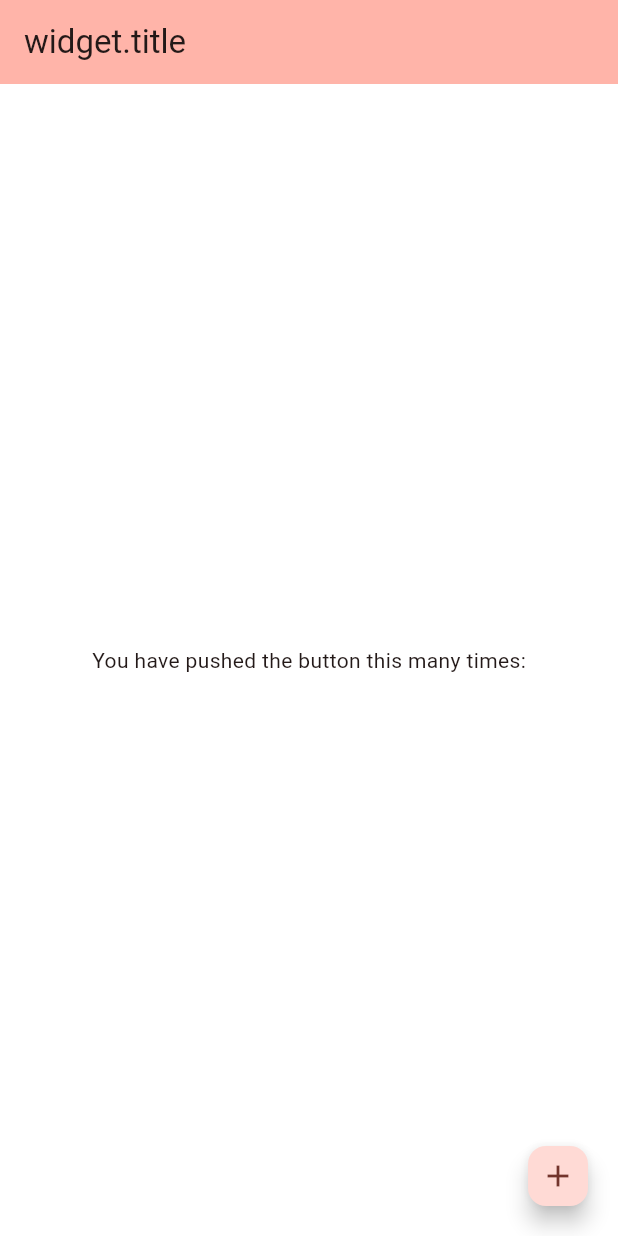
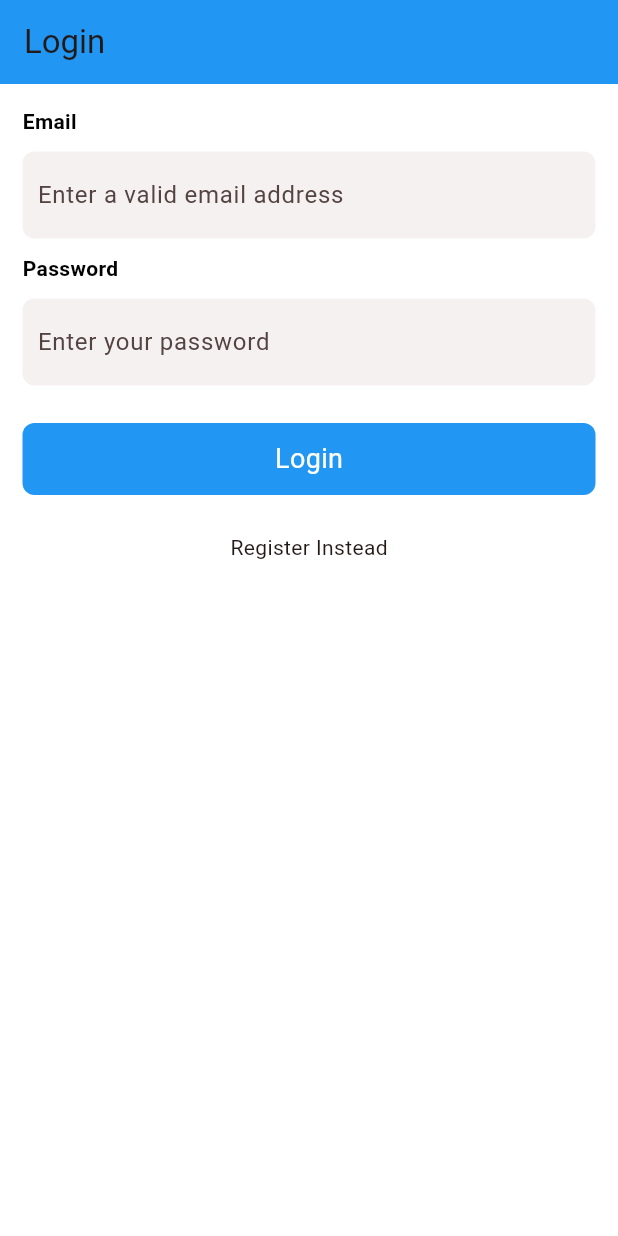
Before and after one commit to Topzee001/auth-with-rest-API-and-provider, a Flutter app: the screen it shows after launch, on a phone screen of 412 x 824 dp. Run offline on Flutter 3.47's test engine with Material 3 defaults, Android fonts, the phone set to English and light mode, and no system bars.

Commit message:
login and signup UI

```diff
--- /dev/null
+++ b/lib/Constants/url.dart
@@ -0,0 +1,3 @@
+class AppUrl {
+  static String baseUrl = "https://wisdommatt-todolist-api.herokuapp.com/";
+}
--- /dev/null
+++ b/lib/Screens/Authentication/login.dart
@@ -0,0 +1,74 @@
+import 'package:auth_restapi_provider/Utils/routers.dart';
+import 'package:auth_restapi_provider/Widgets/button.dart';
+import 'package:auth_restapi_provider/Widgets/text_field.dart';
+import 'package:flutter/material.dart';
+
+import 'register.dart';
+
+class LoginPage extends StatefulWidget {
+  const LoginPage({super.key});
+
+  @override
+  State<LoginPage> createState() => _LoginPageState();
+}
+
+class _LoginPageState extends State<LoginPage> {
+  final TextEditingController emailController = TextEditingController();
+  final TextEditingController passwordController = TextEditingController();
+
+  @override
+  void dispose() {
+    // TODO: implement dispose
+    emailController.clear();
+    passwordController.clear();
+    super.dispose();
+  }
+
+  @override
+  Widget build(BuildContext context) {
+    return Scaffold(
+      appBar: AppBar(
+        title: const Text('Login'),
+      ),
+      body: CustomScrollView(
+        slivers: [
+          SliverToBoxAdapter(
+            child: Container(
+              padding: const EdgeInsets.all(15),
+              child: Column(
+                children: [
+                  customTextField(
+                    title: 'Email',
+                    controller: emailController,
+                    hint: 'Enter a valid email address',
+                  ),
+                  customTextField(
+                    title: 'Password',
+                    controller: passwordController,
+                    hint: 'Enter your password',
+                  ),
+                  customButton(
+                    text: 'Login',
+                    tap: () {},
+                    context: context,
+                    status: false,
+                  ),
+                  const SizedBox(
+                    height: 10,
+                  ),
+                  GestureDetector(
+                    child: const Text('Register Instead'),
+                    onTap: () {
+                      PageNavigator(ctx: context)
+                          .nextPage(page: const RegisterPage());
+                    },
+                  )
+                ],
+              ),
+            ),
+          )
+        ],
+      ),
+    );
+  }
+}
--- a/lib/Styles/colors.dart
+++ b/lib/Styles/colors.dart
@@ -1,5 +1,12 @@
 import 'package:flutter/material.dart';
 
-class AppColor {
+class GlobalColor {
   static Color primaryColor = Colors.blue.shade900;
 }
+
+const white = Colors.white;
+const primaryColor = Colors.blue;
+const red = Colors.red;
+const grey = Colors.grey;
+const black = Colors.black;
+const lightGrey = Color.fromRGBO(245, 241, 241, 1);
--- a/lib/Styles/font_size.dart
+++ b/lib/Styles/font_size.dart
@@ -1,3 +1,5 @@
 double headerSize = 16;
 
 double textSize = 12;
+
+double buttonTextSize = 18;
--- a/lib/Widgets/button.dart
+++ b/lib/Widgets/button.dart
@@ -1,5 +1,30 @@
+import 'package:auth_restapi_provider/Styles/colors.dart';
 import 'package:flutter/material.dart';
 
-Widget customButton() {
-  return GestureDetector();
+import '../Styles/text_style.dart';
+
+Widget customButton({
+  VoidCallback? tap,
+  bool? status = false,
+  String? text = 'Save',
+  // bool? isValid = false,
+  BuildContext? context,
+}) {
+  return GestureDetector(
+    onTap: status == true ? null : tap,
+    child: Container(
+      height: 48,
+      margin: const EdgeInsets.symmetric(vertical: 15),
+      alignment: Alignment.center,
+      decoration: BoxDecoration(
+        color: status == false ? primaryColor : grey,
+        borderRadius: BorderRadius.circular(8),
+      ),
+      width: MediaQuery.of(context!).size.width,
+      child: Text(
+        status == false ? text! : 'Please wait...',
+        style: buttonTextStyle,
+      ),
+    ),
+  );
 }
--- /dev/null
+++ b/lib/Widgets/text_field.dart
@@ -0,0 +1,39 @@
+import 'package:flutter/material.dart';
+
+import '../Styles/colors.dart';
+import '../Styles/text_style.dart';
+
+Widget customTextField({
+  String? title,
+  String? hint,
+  TextEditingController? controller,
+  int maxlines = 1,
+}) {
+  return Column(
+    children: [
+      Container(
+        alignment: Alignment.centerLeft,
+        child: Text(
+          title!,
+          style: titleTextstyle,
+        ),
+      ),
+      Container(
+        margin: const EdgeInsets.symmetric(vertical: 10),
+        padding: const EdgeInsets.symmetric(vertical: 5, horizontal: 10),
+        decoration: BoxDecoration(
+          borderRadius: BorderRadius.circular(8),
+          color: lightGrey,
+        ),
+        child: TextFormField(
+          controller: controller,
+          maxLines: maxlines,
+          decoration: InputDecoration(
+            hintText: hint,
+            border: InputBorder.none,
+          ),
+        ),
+      )
+    ],
+  );
+}
--- a/lib/main.dart
+++ b/lib/main.dart
@@ -1,6 +1,8 @@
+import 'package:auth_restapi_provider/Styles/colors.dart';
 import 'package:flutter/material.dart';
 
 import 'Screens/home.dart';
+import 'splash_screen.dart';
 
 void main() {
   runApp(const MyApp());
@@ -15,11 +17,13 @@ class MyApp extends StatelessWidget {
     return MaterialApp(
       title: 'Flutter Demo',
       theme: ThemeData(
+        appBarTheme: const AppBarTheme(backgroundColor: primaryColor),
         scaffoldBackgroundColor: Colors.white,
         colorScheme: ColorScheme.fromSeed(seedColor: Colors.red),
         useMaterial3: true,
       ),
-      home: const MyHomePage(),
+      home: const SplashScreen(),
+      //MyHomePage(),
     );
   }
 }
```
Also changed, not shown: lib/Screens/Authentication/register.dart (added, +83 -0 lines), lib/Styles/text_style.dart (added, +15 -0 lines), lib/Utils/message_dialog.dart (+20 -2 lines), lib/splash_screen.dart (added, +34 -0 lines).
